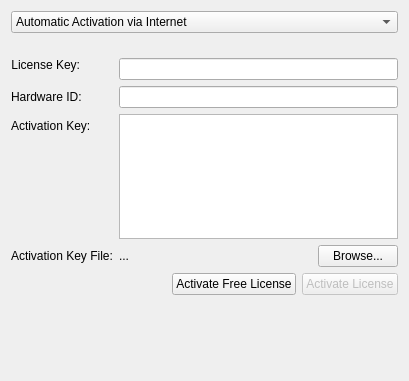
First picture: the form in client/src/ui/widgets/settings/license_widget.ui, repository networkoptix/nx_open, before the edit.
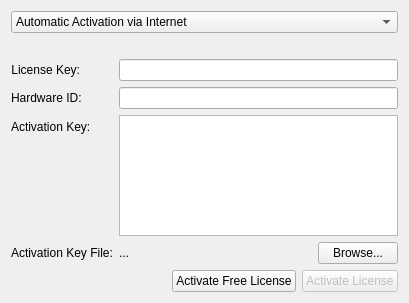
Second picture: the form after the edit.

Commit message:
Minor licences widgets optimization
<==== Mercurial data ====>
Branch: general_system_settings

The edit to the form file:
```diff
--- a/client/src/ui/widgets/settings/license_widget.ui
+++ b/client/src/ui/widgets/settings/license_widget.ui
@@ -7,18 +7,9 @@
     <x>0</x>
     <y>0</y>
     <width>409</width>
-    <height>381</height>
+    <height>303</height>
    </rect>
   </property>
-  <property name="sizePolicy">
-   <sizepolicy hsizetype="MinimumExpanding" vsizetype="MinimumExpanding">
-    <horstretch>0</horstretch>
-    <verstretch>0</verstretch>
-   </sizepolicy>
-  </property>
-  <property name="windowTitle">
-   <string>Activate your License Key</string>
-  </property>
   <layout class="QVBoxLayout" name="verticalLayout_2">
    <item>
     <widget class="QComboBox" name="activationTypeComboBox">
@@ -39,22 +30,6 @@
    </item>
    <item>
     <widget class="QLabel" name="manualActivationInfoLabel">
-     <property name="sizePolicy">
-      <sizepolicy hsizetype="Preferred" vsizetype="Fixed">
-       <horstretch>0</horstretch>
-       <verstretch>0</verstretch>
-      </sizepolicy>
-     </property>
-     <property name="text">
-      <string>&lt;!DOCTYPE HTML PUBLIC &quot;-//W3C//DTD HTML 4.0//EN&quot; &quot;http://www.w3.org/TR/REC-html40/strict.dtd&quot;&gt;
-&lt;html&gt;&lt;head&gt;&lt;meta name=&quot;qrichtext&quot; content=&quot;1&quot; /&gt;&lt;style type=&quot;text/css&quot;&gt;
-p, li { white-space: pre-wrap; }
-&lt;/style&gt;&lt;/head&gt;&lt;body style=&quot; font-family:'MS Shell Dlg 2'; font-size:8.25pt; font-weight:400; font-style:normal;&quot;&gt;
-&lt;p style=&quot;-qt-paragraph-type:empty; margin-top:0px; margin-bottom:0px; margin-left:0px; margin-right:0px; -qt-block-indent:0; text-indent:0px; font-size:8pt;&quot;&gt;&lt;/p&gt;&lt;/body&gt;&lt;/html&gt;</string>
-     </property>
-     <property name="textFormat">
-      <enum>Qt::AutoText</enum>
-     </property>
      <property name="wordWrap">
       <bool>true</bool>
      </property>
@@ -65,17 +40,8 @@
    </item>
    <item>
     <layout class="QFormLayout" name="formLayout_2">
-     <property name="fieldGrowthPolicy">
-      <enum>QFormLayout::AllNonFixedFieldsGrow</enum>
-     </property>
      <item row="0" column="0">
       <widget class="QLabel" name="serialKeyLabel">
-       <property name="sizePolicy">
-        <sizepolicy hsizetype="Preferred" vsizetype="Fixed">
-         <horstretch>0</horstretch>
-         <verstretch>0</verstretch>
-        </sizepolicy>
-       </property>
        <property name="text">
         <string>License Key:</string>
        </property>
@@ -88,14 +54,7 @@
       </widget>
      </item>
      <item row="0" column="1">
-      <widget class="QLineEdit" name="serialKeyEdit">
-       <property name="sizePolicy">
-        <sizepolicy hsizetype="MinimumExpanding" vsizetype="Fixed">
-         <horstretch>0</horstretch>
-         <verstretch>0</verstretch>
-        </sizepolicy>
-       </property>
-      </widget>
+      <widget class="QLineEdit" name="serialKeyEdit"/>
      </item>
      <item row="1" column="0">
       <widget class="QLabel" name="hardwareIdLabel">
@@ -129,24 +88,12 @@
        <property name="enabled">
         <bool>true</bool>
        </property>
-       <property name="sizePolicy">
-        <sizepolicy hsizetype="Expanding" vsizetype="Expanding">
-         <horstretch>0</horstretch>
-         <verstretch>0</verstretch>
-        </sizepolicy>
-       </property>
-       <property name="maximumSize">
-        <size>
-         <width>16777215</width>
-         <height>125</height>
-        </size>
-       </property>
        <property name="tabChangesFocus">
         <bool>true</bool>
        </property>
       </widget>
      </item>
-     <item row="4" column="1">
+     <item row="3" column="1">
       <layout class="QHBoxLayout" name="horizontalLayout_2" stretch="1,0">
        <item>
         <widget class="QLabel" name="licenseFileLabel">
@@ -157,6 +104,9 @@
        </item>
        <item>
         <widget class="QPushButton" name="browseLicenseFileButton">
+         <property name="enabled">
+          <bool>true</bool>
+         </property>
          <property name="text">
           <string>Browse...</string>
          </property>
@@ -164,7 +114,7 @@
        </item>
       </layout>
      </item>
-     <item row="4" column="0">
+     <item row="3" column="0">
       <widget class="QLabel" name="activationKeyFileLabel">
        <property name="text">
         <string>Activation Key File:</string>
@@ -210,19 +160,6 @@
      </item>
     </layout>
    </item>
-   <item>
-    <spacer name="verticalSpacer">
-     <property name="orientation">
-      <enum>Qt::Vertical</enum>
-     </property>
-     <property name="sizeHint" stdset="0">
-      <size>
-       <width>20</width>
-       <height>10</height>
-      </size>
-     </property>
-    </spacer>
-   </item>
   </layout>
  </widget>
  <resources/>
```
The commit also changes 1 other file.
